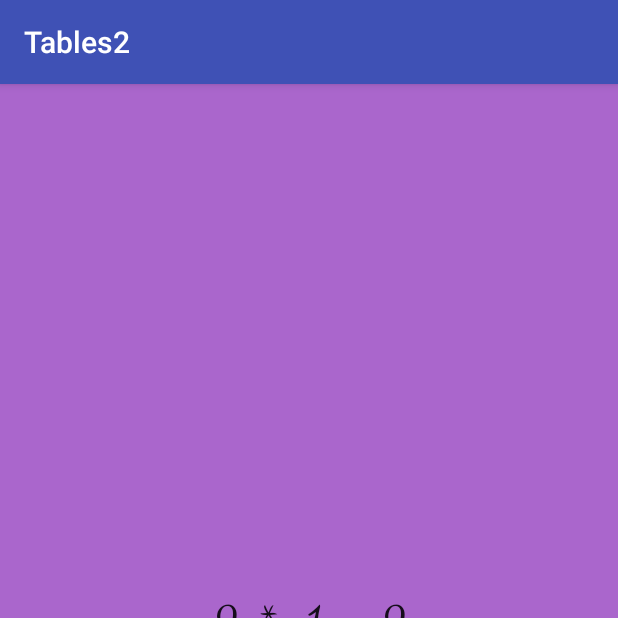
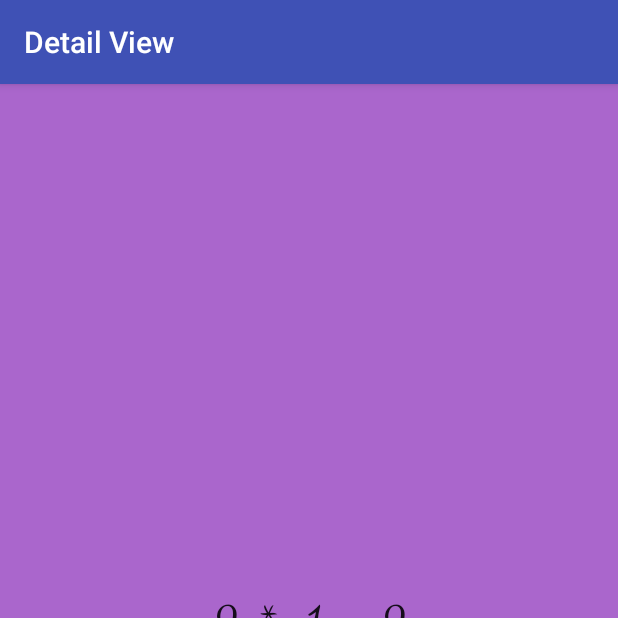
Before and after one commit to SURENDER14/Tables, an Android app: the screen it shows after launch (DetailNumber), after a tap on an icon or button, on a phone screen of 412 x 824 dp, the top half of it. Run offline under Robolectric (Android 15) with nearby library versions, the phone set to English and light mode, and no system bars.

```diff
--- a/app/build.gradle
+++ b/app/build.gradle
@@ -22,6 +22,8 @@ dependencies {
     implementation fileTree(dir: 'libs', include: ['*.jar'])
     implementation 'com.android.support:appcompat-v7:27.1.1'
     implementation 'com.android.support:recyclerview-v7:27.1.1'
+    implementation 'com.android.support:support-fragment:27.1.1'
+    implementation 'com.android.support:preference-v7:27.1.1'
     testImplementation 'junit:junit:4.12'
     androidTestImplementation 'com.android.support.test:runner:1.0.2'
     androidTestImplementation 'com.android.support.test.espresso:espresso-core:3.0.2'
--- a/app/src/main/AndroidManifest.xml
+++ b/app/src/main/AndroidManifest.xml
@@ -16,7 +16,10 @@
                 <category android:name="android.intent.category.LAUNCHER" />
             </intent-filter>
         </activity>
-        <activity android:name=".DetailNumber"></activity>
+        <activity
+            android:name=".DetailNumber"
+            android:label="Detail View" />
+        <activity android:name=".Preference_fragment"></activity>
     </application>
 
 </manifest>
--- a/app/src/main/java/e/sura23/tables2/DetailNumber.java
+++ b/app/src/main/java/e/sura23/tables2/DetailNumber.java
@@ -1,6 +1,7 @@
 package e.sura23.tables2;
 
 import android.content.Intent;
+import android.support.v7.app.ActionBar;
 import android.support.v7.app.AppCompatActivity;
 import android.os.Bundle;
 import android.widget.TextView;
@@ -14,6 +15,8 @@ public class DetailNumber extends AppCompatActivity {
         super.onCreate (savedInstanceState);
         setContentView (R.layout.detail_number);
         mDetail_number_table = (TextView) findViewById (R.id.tv_detail_number_table);
+
+
         Intent intent = getIntent ();
         if (intent.hasExtra (Intent.EXTRA_TEXT)) {
 
--- a/app/src/main/java/e/sura23/tables2/MainActivity.java
+++ b/app/src/main/java/e/sura23/tables2/MainActivity.java
@@ -5,6 +5,9 @@ import android.support.v7.app.AppCompatActivity;
 import android.os.Bundle;
 import android.support.v7.widget.LinearLayoutManager;
 import android.support.v7.widget.RecyclerView;
+import android.view.Menu;
+import android.view.MenuInflater;
+import android.view.MenuItem;
 
 public class MainActivity extends AppCompatActivity implements TableAdapter.ListItemClickListener {
 
@@ -34,4 +37,23 @@ public class MainActivity extends AppCompatActivity implements TableAdapter.List
         intent.putExtra (Intent.EXTRA_TEXT, adapterPosition);
         startActivity (intent);
     }
+
+    @Override
+    public boolean onCreateOptionsMenu(Menu menu) {
+        MenuInflater inflater = getMenuInflater ();
+        inflater.inflate (R.menu.menu, menu);
+        return true;
+    }
+
+    @Override
+    public boolean onOptionsItemSelected(MenuItem item) {
+        int getItemID = item.getItemId ();
+        if (getItemID == R.id.mi_open_preferences) {
+            Intent intent = new Intent (MainActivity.this, Preference_fragment.class);
+            startActivity (intent);
+            return true;
+        }
+        return super.onOptionsItemSelected (item);
+    }
+
 }
--- a/app/src/main/java/e/sura23/tables2/TableAdapter.java
+++ b/app/src/main/java/e/sura23/tables2/TableAdapter.java
@@ -1,6 +1,7 @@
 package e.sura23.tables2;
 
 import android.content.Context;
+import android.content.SharedPreferences;
 import android.support.annotation.NonNull;
 import android.support.v7.widget.RecyclerView;
 import android.view.LayoutInflater;
@@ -49,7 +50,7 @@ public class TableAdapter extends RecyclerView.Adapter<TableAdapter.NumberListIt
 
     }
 
-    public class NumberListItem extends RecyclerView.ViewHolder implements View.OnClickListener {
+    public class NumberListItem extends RecyclerView.ViewHolder implements View.OnClickListener, SharedPreferences.OnSharedPreferenceChangeListener {
 
         private TextView mNumberTwotable;
         private TextView mTextTwoTable;
@@ -73,5 +74,10 @@ public class TableAdapter extends RecyclerView.Adapter<TableAdapter.NumberListIt
             mListItemClickListener.onListItemClick (adapterPosition);
 
         }
+
+        @Override
+        public void onSharedPreferenceChanged(SharedPreferences sharedPreferences, String s) {
+
+        }
     }
 }
--- /dev/null
+++ b/app/src/main/res/menu/menu.xml
@@ -0,0 +1,9 @@
+<?xml version="1.0" encoding="utf-8"?>
+<menu xmlns:android="http://schemas.android.com/apk/res/android"
+    xmlns:app="http://schemas.android.com/apk/res-auto">
+
+    <item
+        android:id="@+id/mi_open_preferences"
+        android:title="@string/pref_menu_item"
+        app:showAsAction="never|collapseActionView" />
+</menu>
--- a/app/src/main/res/values/strings.xml
+++ b/app/src/main/res/values/strings.xml
@@ -1,3 +1,7 @@
 <resources>
     <string name="app_name">Tables2</string>
+    <string name="pref_menu_item">Open Preference</string>
+    <string name="display_text">Show in Words</string>
+    <string name="hidden">Hidden</string>
+    <string name="Shown">Shown</string>
 </resources>
--- a/app/src/main/res/values/styles.xml
+++ b/app/src/main/res/values/styles.xml
@@ -6,6 +6,7 @@
         <item name="colorPrimary">@color/colorPrimary</item>
         <item name="colorPrimaryDark">@color/colorPrimaryDark</item>
         <item name="colorAccent">@color/colorAccent</item>
+        <item name="preferenceTheme">@style/PreferenceThemeOverlay</item>
     </style>
 
 </resources>
```
Also changed, not shown: app/src/main/java/e/sura23/tables2/Preference_fragment.java (added, +18 -0 lines), app/src/main/java/prefFragment.java (added, +15 -0 lines), app/src/main/res/xml/pref_fragment.xml (added, +12 -0 lines).
